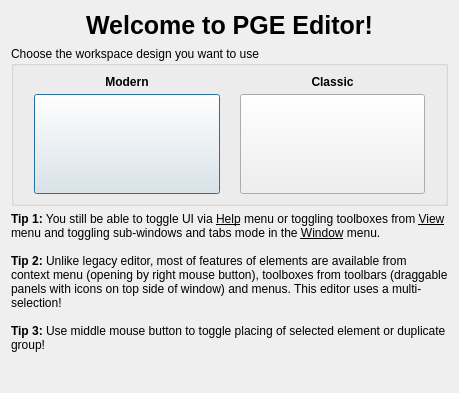
First picture: the form in Editor/main_window/greeting_dialog/greeting_dialog.ui, repository WohlSoft/Moondust-Project, before the edit.
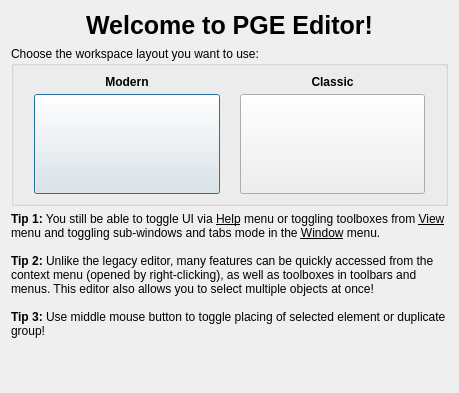
Second picture: the form after the edit. Icons and pictures are not drawn.

Commit message: Editor: Apply James's proofreads as source strings without breaking existing translations! (Had to use Atom's replace search)

```diff
--- a/Editor/main_window/greeting_dialog/greeting_dialog.ui
+++ b/Editor/main_window/greeting_dialog/greeting_dialog.ui
@@ -36,7 +36,7 @@
       </size>
      </property>
      <property name="title">
-      <string>Choose the workspace design you want to use</string>
+      <string>Choose the workspace layout you want to use:</string>
      </property>
      <layout class="QGridLayout" name="gridLayout" rowstretch="0,1000" rowminimumheight="0,0">
       <property name="leftMargin">
@@ -191,8 +191,8 @@
       <string>&lt;p&gt;&lt;b&gt;Tip 1:&lt;/b&gt; You still be able to toggle UI via &lt;u&gt;Help&lt;/u&gt; menu or toggling toolboxes from &lt;u&gt;View&lt;/u&gt; menu and toggling
 sub-windows and tabs mode in the &lt;u&gt;Window&lt;/u&gt; menu.&lt;br/&gt;
 &lt;br/&gt;
-&lt;b&gt;Tip 2:&lt;/b&gt; Unlike legacy editor, most of features of elements are available from context menu (opening by right mouse button),
-toolboxes from toolbars (draggable panels with icons on top side of window) and menus. This editor uses a multi-selection!&lt;br/&gt;
+&lt;b&gt;Tip 2:&lt;/b&gt; Unlike the legacy editor, many features can be quickly accessed from the context menu (opened by right-clicking),
+as well as toolboxes in toolbars and menus. This editor also allows you to select multiple objects at once!&lt;br/&gt;
 &lt;br/&gt;
 &lt;b&gt;Tip 3:&lt;/b&gt; Use middle mouse button to toggle placing of selected element or duplicate group!&lt;/p&gt;</string>
      </property>
```
Left out of the diff: 4 changed lines with no effect on the pictures. The commit also changes 86 other files.
